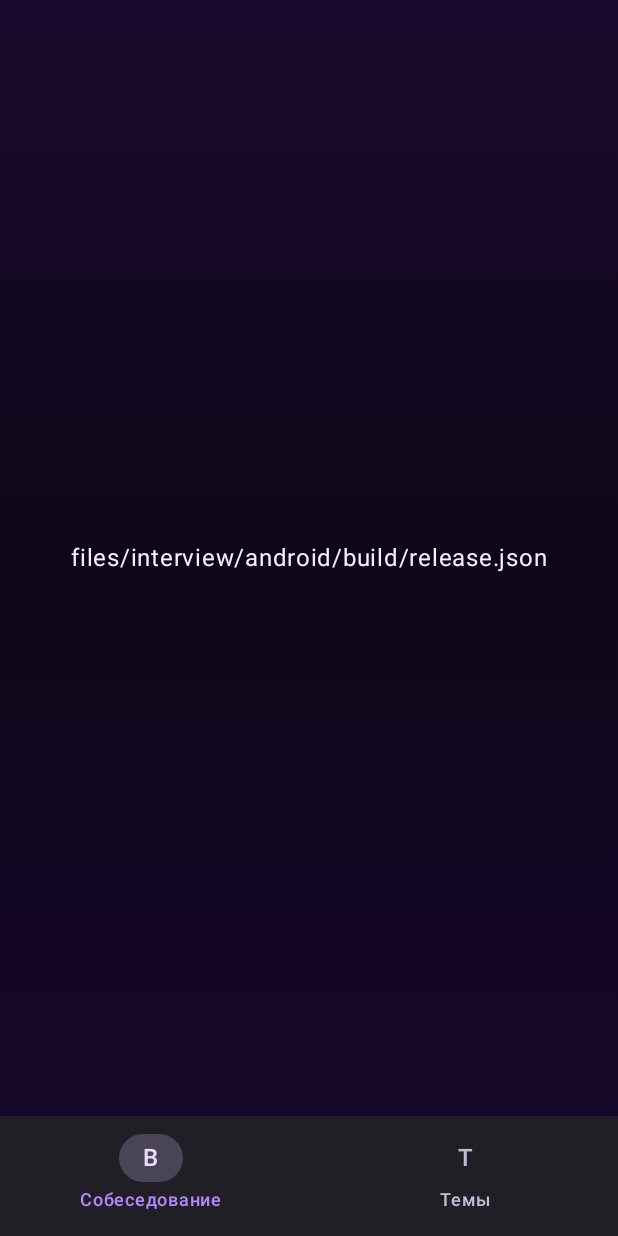
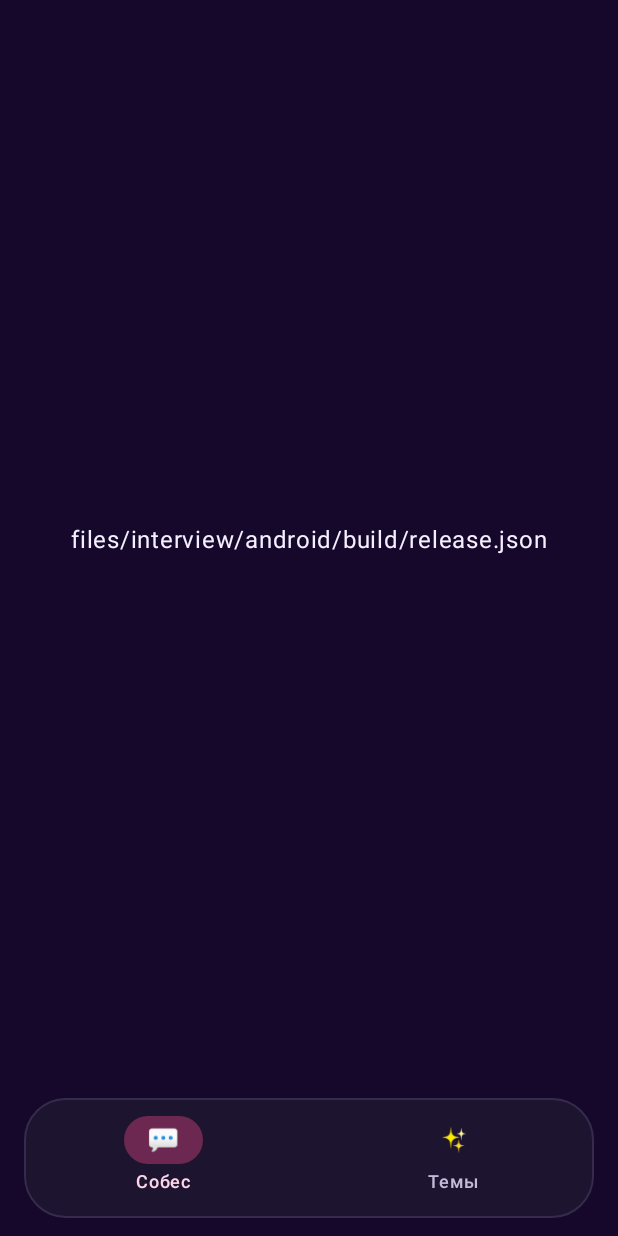
Before and after one commit to Towich/developer-interview-helper, an Android app built with Jetpack Compose: the screen it shows after launch (MainActivity), on a phone screen of 412 x 824 dp. Run offline under Robolectric (Android 15) with nearby library versions, the light colour scheme and no system bars; our stand-ins replace Compose Multiplatform resources.

Commit message:
Misc UI changes

```diff
--- a/composeApp/src/commonMain/kotlin/ru/towich/achline/App.kt
+++ b/composeApp/src/commonMain/kotlin/ru/towich/achline/App.kt
@@ -1,11 +1,21 @@
 package ru.towich.achline
 
+import androidx.compose.animation.animateColorAsState
+import androidx.compose.animation.core.FastOutSlowInEasing
+import androidx.compose.animation.core.animateFloatAsState
+import androidx.compose.animation.core.tween
+import androidx.compose.foundation.background
+import androidx.compose.foundation.border
 import androidx.compose.foundation.layout.Box
+import androidx.compose.foundation.layout.WindowInsets
+import androidx.compose.foundation.layout.fillMaxWidth
 import androidx.compose.foundation.layout.fillMaxSize
 import androidx.compose.foundation.layout.padding
+import androidx.compose.foundation.shape.RoundedCornerShape
 import androidx.compose.material3.MaterialTheme
 import androidx.compose.material3.NavigationBar
 import androidx.compose.material3.NavigationBarItem
+import androidx.compose.material3.NavigationBarItemDefaults
 import androidx.compose.material3.Scaffold
 import androidx.compose.material3.Text
 import androidx.compose.material3.darkColorScheme
@@ -14,8 +24,10 @@ import androidx.compose.runtime.getValue
 import androidx.compose.ui.Alignment
 import androidx.compose.ui.Modifier
 import androidx.compose.ui.graphics.Color
+import androidx.compose.ui.graphics.graphicsLayer
 import androidx.compose.ui.text.style.TextAlign
 import androidx.compose.ui.tooling.preview.Preview
+import androidx.compose.ui.unit.dp
 import androidx.navigation.NavDestination.Companion.hasRoute
 import androidx.navigation.compose.NavHost
 import androidx.navigation.compose.composable
@@ -37,7 +49,7 @@ private val AchlineDarkColors = darkColorScheme(
     secondary = Color(0xFFB388FF),
     onSecondary = Color(0xFF1A0A2E),
     tertiary = Color(0xFF5CE1E6),
-    background = Color(0xFF08050F),
+    background = Color(0xFF16082A),
     surface = Color(0xFF120C1A),
     surfaceVariant = Color(0xFF1E1630),
     onSurface = Color(0xFFF5F0FF),
@@ -57,6 +69,13 @@ private fun TopicsPlaceholderScreen(modifier: Modifier = Modifier) {
     }
 }
 
+private data class BottomTabItem(
+    val label: String,
+    val iconText: String,
+    val selected: Boolean,
+    val onClick: () -> Unit,
+)
+
 @Composable
 @Preview
 fun App() {
@@ -68,15 +87,24 @@ fun App() {
         val interviewTabSelected =
             currentDestination?.hasRoute(InterviewCategoriesRoute::class) == true ||
                 currentDestination?.hasRoute(InterviewSessionRoute::class) == true
+        val topicsTabSelected = currentDestination?.hasRoute(TopicsRoute::class) == true
+        val navUnderlayColor = AchlineDarkColors.background
 
         Scaffold(
             modifier = Modifier.fillMaxSize(),
             containerColor = AchlineDarkColors.background,
             bottomBar = {
-                NavigationBar {
-                    NavigationBarItem(
-                        icon = { Text(text = "В", style = MaterialTheme.typography.titleMedium) },
-                        label = { Text("Собеседование") },
+                val navItemColors = NavigationBarItemDefaults.colors(
+                    selectedIconColor = AchlineDarkColors.onPrimaryContainer,
+                    selectedTextColor = AchlineDarkColors.onPrimaryContainer,
+                    unselectedIconColor = AchlineDarkColors.onSurfaceVariant,
+                    unselectedTextColor = AchlineDarkColors.onSurfaceVariant,
+                    indicatorColor = AchlineDarkColors.primary.copy(alpha = 0.35f),
+                )
+                val tabs = listOf(
+                    BottomTabItem(
+                        label = "Собес",
+                        iconText = "\uD83D\uDCAC",
                         selected = interviewTabSelected,
                         onClick = {
                             navController.navigate(InterviewCategoriesRoute) {
@@ -87,11 +115,11 @@ fun App() {
                                 restoreState = true
                             }
                         },
-                    )
-                    NavigationBarItem(
-                        icon = { Text(text = "Т", style = MaterialTheme.typography.titleMedium) },
-                        label = { Text("Темы") },
-                        selected = currentDestination?.hasRoute(TopicsRoute::class) == true,
+                    ),
+                    BottomTabItem(
+                        label = "Темы",
+                        iconText = "\u2728",
+                        selected = topicsTabSelected,
                         onClick = {
                             navController.navigate(TopicsRoute) {
                                 popUpTo(navController.graph.startDestinationId) {
@@ -101,7 +129,62 @@ fun App() {
                                 restoreState = true
                             }
                         },
-                    )
+                    ),
+                )
+
+                Box(
+                    modifier = Modifier
+                        .fillMaxWidth()
+                        .background(navUnderlayColor)
+                        .padding(horizontal = 16.dp, vertical = 12.dp),
+                ) {
+                    Box(
+                        modifier = Modifier
+                            .background(
+                                color = AchlineDarkColors.surfaceVariant.copy(alpha = 0.88f),
+                                shape = RoundedCornerShape(28.dp),
+                            )
+                            .border(
+                                width = 1.dp,
+                                color = AchlineDarkColors.outline.copy(alpha = 0.55f),
+                                shape = RoundedCornerShape(28.dp),
+                            ),
+                    ) {
+                        NavigationBar(
+                            containerColor = Color.Transparent,
+                            tonalElevation = 0.dp,
+                            windowInsets = WindowInsets(0, 0, 0, 0),
+                        ) {
+                            tabs.forEach { item ->
+                                val scale by animateFloatAsState(
+                                    targetValue = if (item.selected) 1.08f else 1f,
+                                    animationSpec = tween(durationMillis = 240, easing = FastOutSlowInEasing),
+                                )
+                                val iconColor by animateColorAsState(
+                                    targetValue = if (item.selected) AchlineDarkColors.onPrimaryContainer else AchlineDarkColors.onSurfaceVariant,
+                                    animationSpec = tween(durationMillis = 220),
+                                )
+
+                                NavigationBarItem(
+                                    icon = {
+                                        Text(
+                                            text = item.iconText,
+                                            style = MaterialTheme.typography.titleMedium,
+                                            color = iconColor,
+                                            modifier = Modifier.graphicsLayer {
+                                                scaleX = scale
+                                                scaleY = scale
+                                            },
+                                        )
+                                    },
+                                    label = { Text(item.label) },
+                                    selected = item.selected,
+                                    onClick = item.onClick,
+                                    colors = navItemColors,
+                                )
+                            }
+                        }
+                    }
                 }
             },
         ) { innerPadding ->
--- a/composeApp/src/commonMain/kotlin/ru/towich/achline/presentation/interview/InterviewCategoriesScreen.kt
+++ b/composeApp/src/commonMain/kotlin/ru/towich/achline/presentation/interview/InterviewCategoriesScreen.kt
@@ -25,7 +25,6 @@ import androidx.compose.runtime.remember
 import androidx.compose.runtime.setValue
 import androidx.compose.ui.Alignment
 import androidx.compose.ui.Modifier
-import androidx.compose.ui.graphics.Brush
 import androidx.compose.ui.graphics.Color
 import androidx.compose.ui.text.font.FontWeight
 import androidx.compose.ui.unit.dp
@@ -36,6 +35,7 @@ import ru.towich.achline.domain.progressFor
 import ru.towich.achline.presentation.LocalInterviewRepository
 
 private val GradientPink = Color(0xFFFF4D8C)
+private val AppVioletBg = Color(0xFF16082A)
 
 private data class CategoryCounts(val all: Int, val leastAnswered: Int)
 
@@ -62,15 +62,7 @@ fun InterviewCategoriesScreen(
     Box(
         modifier = modifier
             .fillMaxSize()
-            .background(
-                Brush.verticalGradient(
-                    colors = listOf(
-                        Color(0xFF1A0A2E),
-                        Color(0xFF0D0618),
-                        Color(0xFF16082A),
-                    ),
-                ),
-            ),
+            .background(AppVioletBg),
     ) {
         when {
             loadError != null -> {
--- a/composeApp/src/commonMain/kotlin/ru/towich/achline/presentation/interview/InterviewScreen.kt
+++ b/composeApp/src/commonMain/kotlin/ru/towich/achline/presentation/interview/InterviewScreen.kt
@@ -60,6 +60,7 @@ private val GradientViolet = Color(0xFF9D4EDD)
 private val GradientCyan = Color(0xFF5CE1E6)
 private val CardInnerBg = Color(0xFF120A1F)
 private val ChipBg = Color(0x33FFFFFF)
+private val AppVioletBg = Color(0xFF16082A)
 
 @Composable
 fun InterviewScreen(
@@ -73,15 +74,7 @@ fun InterviewScreen(
     Box(
         modifier = modifier
             .fillMaxSize()
-            .background(
-                Brush.verticalGradient(
-                    colors = listOf(
-                        Color(0xFF1A0A2E),
-                        Color(0xFF0D0618),
-                        Color(0xFF16082A),
-                    ),
-                ),
-            ),
+            .background(AppVioletBg),
     ) {
         when {
             state.isLoading -> {
```
